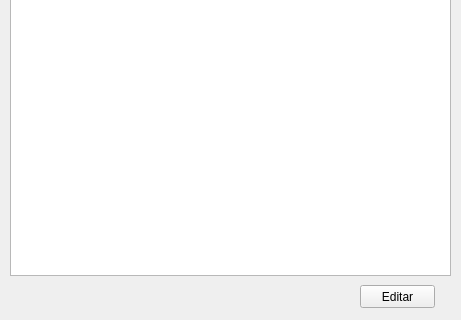
First picture: the form in frms/frm_pesquisarColab.ui, repository luissantananet/cadastro_colaborador, before the edit; both pictures show x 0 to 461 and y 195 to 515 of the 461 by 515 pixel window.
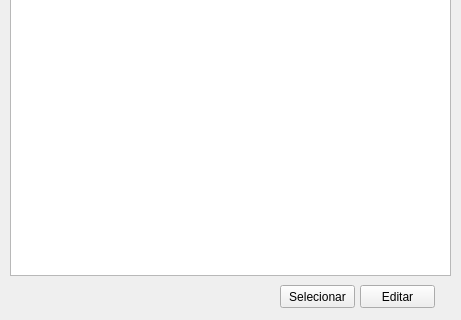
Second picture: the form after the edit.

Commit message: selecionar colab

Patch:
```diff
--- a/frms/frm_pesquisarColab.ui
+++ b/frms/frm_pesquisarColab.ui
@@ -72,6 +72,19 @@
      <string>Editar</string>
     </property>
    </widget>
+   <widget class="QPushButton" name="btn_selecionar">
+    <property name="geometry">
+     <rect>
+      <x>280</x>
+      <y>480</y>
+      <width>75</width>
+      <height>23</height>
+     </rect>
+    </property>
+    <property name="text">
+     <string>Selecionar</string>
+    </property>
+   </widget>
   </widget>
  </widget>
  <resources/>
```
The commit also changes 1 other file.
